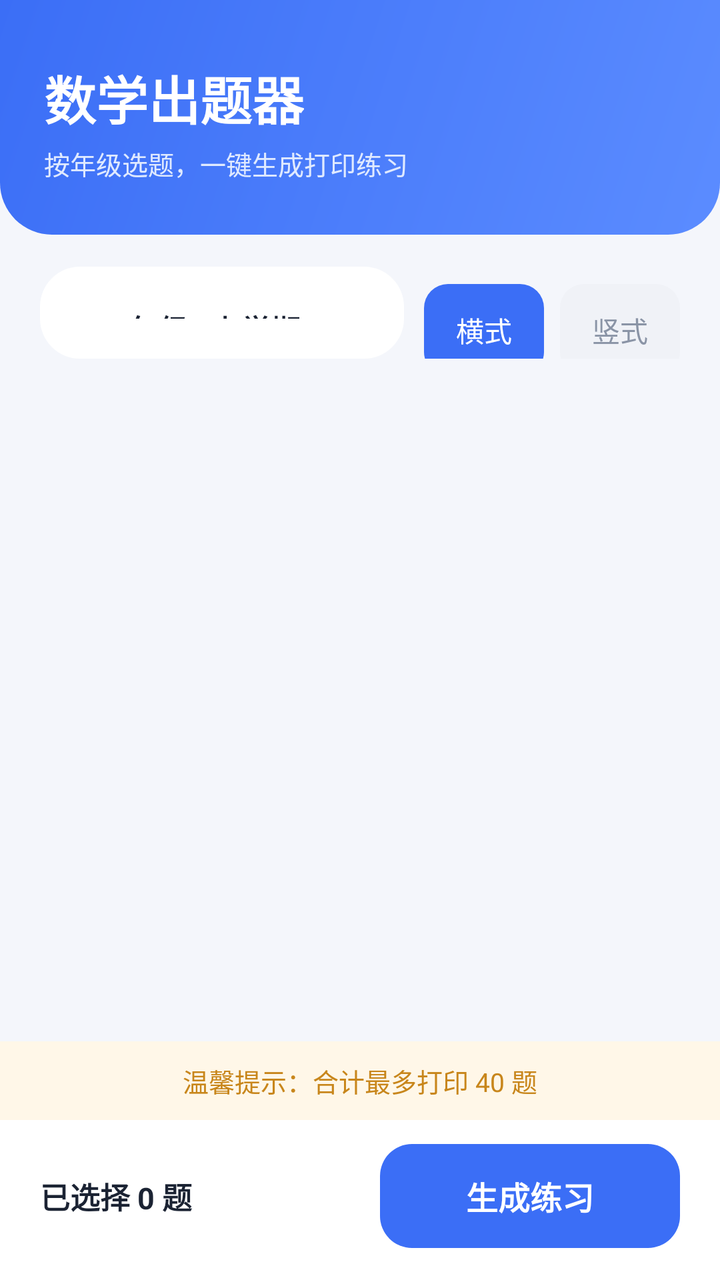
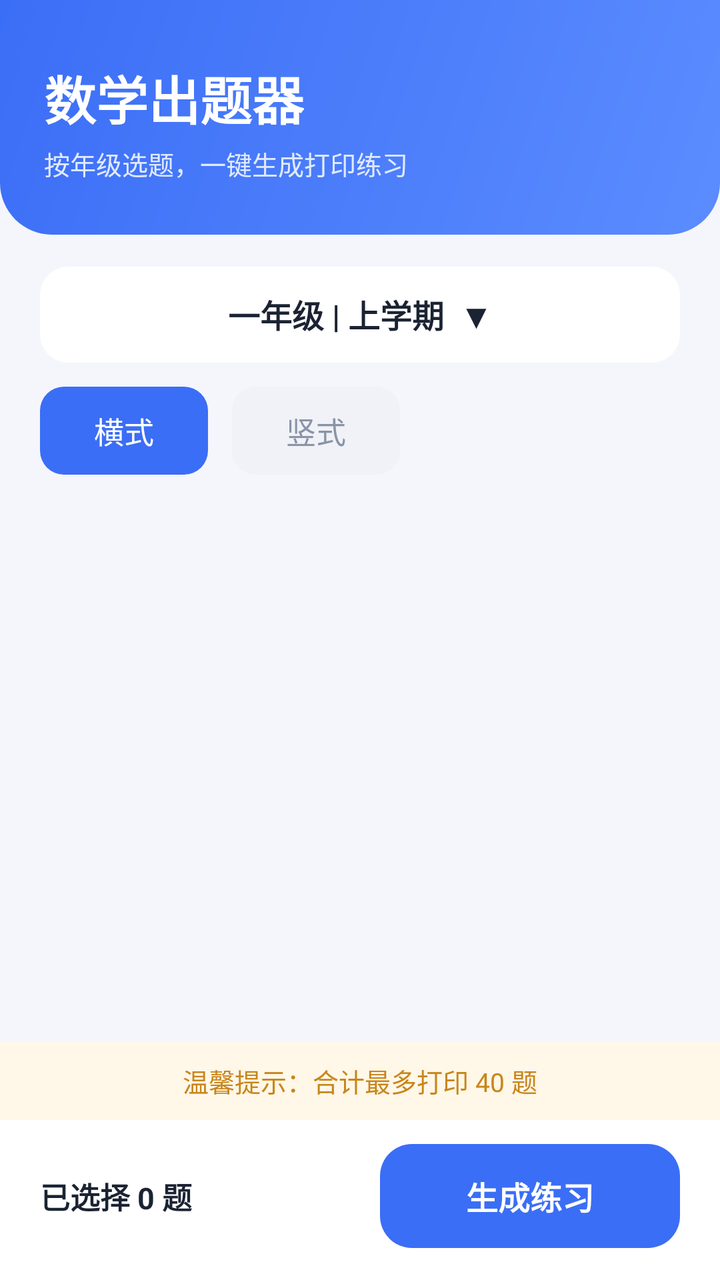

Before-and-after screenshots of an Android layout around one commit, followed by the original layout XML and the change that was made.
<!-- AndroidManifest.xml: application theme Theme.Waxx -->
<!-- res/layout/activity_main.xml -->
<?xml version="1.0" encoding="utf-8"?>
<LinearLayout xmlns:android="http://schemas.android.com/apk/res/android"
    android:layout_width="match_parent"
    android:layout_height="match_parent"
    android:orientation="vertical"
    android:background="@color/bg">

    
    <LinearLayout
        android:layout_width="match_parent"
        android:layout_height="wrap_content"
        android:background="@drawable/bg_header"
        android:orientation="vertical"
        android:paddingStart="22dp"
        android:paddingEnd="22dp"
        android:paddingTop="30dp"
        android:paddingBottom="26dp">

        <TextView
            android:layout_width="wrap_content"
            android:layout_height="wrap_content"
            android:text="数学出题器"
            android:textColor="@color/white"
            android:textSize="26sp"
            android:textStyle="bold" />

        <TextView
            android:layout_width="wrap_content"
            android:layout_height="wrap_content"
            android:layout_marginTop="4dp"
            android:text="按年级选题，一键生成打印练习"
            android:textColor="#E0EAFF"
            android:textSize="13sp" />
    </LinearLayout>

    
    <LinearLayout
        android:layout_width="match_parent"
        android:layout_height="wrap_content"
        android:orientation="horizontal"
        android:paddingStart="20dp"
        android:paddingEnd="20dp"
        android:paddingTop="16dp"
        android:paddingBottom="6dp">

        <TextView
            android:id="@+id/chipGrade"
            android:layout_width="0dp"
            android:layout_height="46dp"
            android:layout_weight="1"
            android:background="@drawable/bg_card"
            android:gravity="center"
            android:text="一年级 | 上学期  ▼"
            android:textColor="@color/text_main"
            android:textSize="15sp"
            android:textStyle="bold" />

        <TextView
            android:id="@+id/chipHorizontal"
            android:layout_width="60dp"
            android:layout_height="46dp"
            android:layout_marginStart="10dp"
            android:background="@drawable/bg_chip_selected"
            android:gravity="center"
            android:text="横式"
            android:textColor="@color/white"
            android:textSize="14sp" />

        <TextView
            android:id="@+id/chipVertical"
            android:layout_width="60dp"
            android:layout_height="46dp"
            android:layout_marginStart="8dp"
            android:background="@drawable/bg_chip_unselected"
            android:gravity="center"
            android:text="竖式"
            android:textColor="@color/text_secondary"
            android:textSize="14sp" />
    </LinearLayout>

    
    <ScrollView
        android:layout_width="match_parent"
        android:layout_height="0dp"
        android:layout_weight="1"
        android:paddingStart="20dp"
        android:paddingEnd="20dp"
        android:paddingTop="10dp"
        android:scrollbars="none">

        <LinearLayout
            android:id="@+id/topicList"
            android:layout_width="match_parent"
            android:layout_height="wrap_content"
            android:orientation="vertical" />
    </ScrollView>

    
    <TextView
        android:layout_width="match_parent"
        android:layout_height="wrap_content"
        android:background="#FFF7E8"
        android:gravity="center"
        android:padding="10dp"
        android:text="温馨提示：合计最多打印 40 题"
        android:textColor="#C8861B"
        android:textSize="13sp" />

    
    <LinearLayout
        android:layout_width="match_parent"
        android:layout_height="wrap_content"
        android:background="@color/white"
        android:gravity="center_vertical"
        android:orientation="horizontal"
        android:paddingStart="20dp"
        android:paddingEnd="20dp"
        android:paddingTop="12dp"
        android:paddingBottom="16dp">

        <TextView
            android:id="@+id/tvSelected"
            android:layout_width="0dp"
            android:layout_height="wrap_content"
            android:layout_weight="1"
            android:text="已选择 0 题"
            android:textColor="@color/text_main"
            android:textSize="15sp"
            android:textStyle="bold" />

        <Button
            android:id="@+id/btnGenerate"
            android:layout_width="150dp"
            android:layout_height="52dp"
            android:background="@drawable/bg_button"
            android:enabled="false"
            android:stateListAnimator="@null"
            android:text="生成练习"
            android:textAllCaps="false"
            android:textColor="@color/white"
            android:textSize="16sp"
            android:textStyle="bold" />
    </LinearLayout>
</LinearLayout>
<!-- resources referenced by this layout -->
<resources>
  <color name="bg">#F4F6FB</color>
  <color name="text_main">#1B2333</color>
  <color name="text_secondary">#8A94A6</color>
  <color name="white">#FFFFFF</color>
  <!-- drawable bg_button (drawable) -->
  <?xml version="1.0" encoding="utf-8"?>
  <shape xmlns:android="http://schemas.android.com/apk/res/android" android:shape="rectangle">
      <solid android:color="@color/primary"/>
      <corners android:radius="16dp"/>
  </shape>
  <!-- drawable bg_card (drawable) -->
  <?xml version="1.0" encoding="utf-8"?>
  <shape xmlns:android="http://schemas.android.com/apk/res/android" android:shape="rectangle">
      <solid android:color="@color/card_bg"/>
      <corners android:radius="20dp"/>
      <padding android:left="20dp" android:top="20dp" android:right="20dp" android:bottom="20dp"/>
  </shape>
  <!-- drawable bg_chip_selected (drawable) -->
  <?xml version="1.0" encoding="utf-8"?>
  <shape xmlns:android="http://schemas.android.com/apk/res/android" android:shape="rectangle">
      <solid android:color="@color/chip_selected_bg"/>
      <corners android:radius="12dp"/>
  </shape>
  <!-- drawable bg_chip_unselected (drawable) -->
  <?xml version="1.0" encoding="utf-8"?>
  <shape xmlns:android="http://schemas.android.com/apk/res/android" android:shape="rectangle">
      <solid android:color="@color/chip_unselected_bg"/>
      <corners android:radius="12dp"/>
  </shape>
  <!-- drawable bg_header (drawable) -->
  <?xml version="1.0" encoding="utf-8"?>
  <shape xmlns:android="http://schemas.android.com/apk/res/android"
      android:shape="rectangle">
      <gradient
          android:angle="135"
          android:startColor="#5B8CFF"
          android:endColor="#3B6EF6" />
      <corners
          android:bottomLeftRadius="26dp"
          android:bottomRightRadius="26dp" />
  </shape>
  <style name="Theme.Waxx" parent="android:Theme.Material.Light.NoActionBar">
          <item name="android:statusBarColor">@color/bg</item>
          <item name="android:windowLightStatusBar">true</item>
          <item name="android:windowBackground">@color/bg</item>
          <item name="android:navigationBarColor">@color/bg</item>
          <item name="android:colorAccent">@color/primary</item>
      </style>
  <color name="primary">#3B6EF6</color>
  <color name="card_bg">#FFFFFF</color>
  <color name="chip_selected_bg">#3B6EF6</color>
  <color name="chip_unselected_bg">#F0F2F7</color>
</resources>

<!-- the commit's change to res/layout/activity_main.xml (unified diff, before → after) -->
@@ -34,48 +34,55 @@
     </LinearLayout>
 
     
+    <TextView
+        android:id="@+id/chipGrade"
+        android:layout_width="match_parent"
+        android:layout_height="48dp"
+        android:layout_marginStart="20dp"
+        android:layout_marginEnd="20dp"
+        android:layout_marginTop="16dp"
+        android:background="@drawable/bg_white"
+        android:gravity="center"
+        android:text="一年级 | 上学期  ▼"
+        android:textColor="@color/text_main"
+        android:textSize="16sp"
+        android:textStyle="bold" />
+
+    
     <LinearLayout
         android:layout_width="match_parent"
         android:layout_height="wrap_content"
         android:orientation="horizontal"
         android:paddingStart="20dp"
         android:paddingEnd="20dp"
-        android:paddingTop="16dp"
-        android:paddingBottom="6dp">
-
-        <TextView
-            android:id="@+id/chipGrade"
-            android:layout_width="0dp"
-            android:layout_height="46dp"
-            android:layout_weight="1"
-            android:background="@drawable/bg_card"
-            android:gravity="center"
-            android:text="一年级 | 上学期  ▼"
-            android:textColor="@color/text_main"
-            android:textSize="15sp"
-            android:textStyle="bold" />
+        android:paddingTop="12dp">
 
         <TextView
             android:id="@+id/chipHorizontal"
-            android:layout_width="60dp"
-            android:layout_height="46dp"
-            android:layout_marginStart="10dp"
+            android:layout_width="wrap_content"
+            android:minWidth="84dp"
+            android:layout_height="44dp"
             android:background="@drawable/bg_chip_selected"
             android:gravity="center"
+            android:paddingStart="20dp"
+            android:paddingEnd="20dp"
             android:text="横式"
             android:textColor="@color/white"
-            android:textSize="14sp" />
+            android:textSize="15sp" />
 
         <TextView
             android:id="@+id/chipVertical"
-            android:layout_width="60dp"
-            android:layout_height="46dp"
-            android:layout_marginStart="8dp"
+            android:layout_width="wrap_content"
+            android:minWidth="84dp"
+            android:layout_height="44dp"
+            android:layout_marginStart="12dp"
             android:background="@drawable/bg_chip_unselected"
             android:gravity="center"
+            android:paddingStart="20dp"
+            android:paddingEnd="20dp"
             android:text="竖式"
             android:textColor="@color/text_secondary"
-            android:textSize="14sp" />
+            android:textSize="15sp" />
     </LinearLayout>
 
     
<!-- resource entries referenced after the edit -->
@@ -9,13 +9,6 @@
   <shape xmlns:android="http://schemas.android.com/apk/res/android" android:shape="rectangle">
       <solid android:color="@color/primary"/>
       <corners android:radius="16dp"/>
-  </shape>
-  <!-- drawable bg_card (drawable) -->
-  <?xml version="1.0" encoding="utf-8"?>
-  <shape xmlns:android="http://schemas.android.com/apk/res/android" android:shape="rectangle">
-      <solid android:color="@color/card_bg"/>
-      <corners android:radius="20dp"/>
-      <padding android:left="20dp" android:top="20dp" android:right="20dp" android:bottom="20dp"/>
   </shape>
   <!-- drawable bg_chip_selected (drawable) -->
   <?xml version="1.0" encoding="utf-8"?>
@@ -41,6 +34,12 @@
           android:bottomLeftRadius="26dp"
           android:bottomRightRadius="26dp" />
   </shape>
+  <!-- drawable bg_white (drawable) -->
+  <?xml version="1.0" encoding="utf-8"?>
+  <shape xmlns:android="http://schemas.android.com/apk/res/android" android:shape="rectangle">
+      <solid android:color="@color/white"/>
+      <corners android:radius="14dp"/>
+  </shape>
   <style name="Theme.Waxx" parent="android:Theme.Material.Light.NoActionBar">
           <item name="android:statusBarColor">@color/bg</item>
           <item name="android:windowLightStatusBar">true</item>
@@ -49,7 +48,6 @@
           <item name="android:colorAccent">@color/primary</item>
       </style>
   <color name="primary">#3B6EF6</color>
-  <color name="card_bg">#FFFFFF</color>
   <color name="chip_selected_bg">#3B6EF6</color>
   <color name="chip_unselected_bg">#F0F2F7</color>
 </resources>
